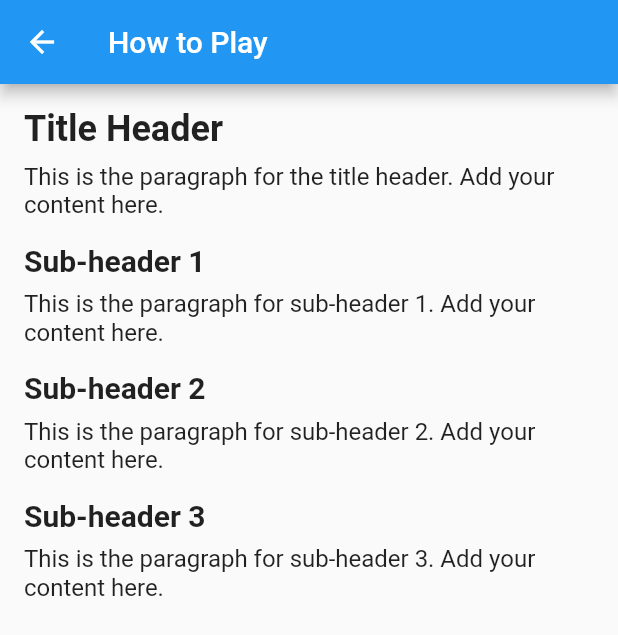
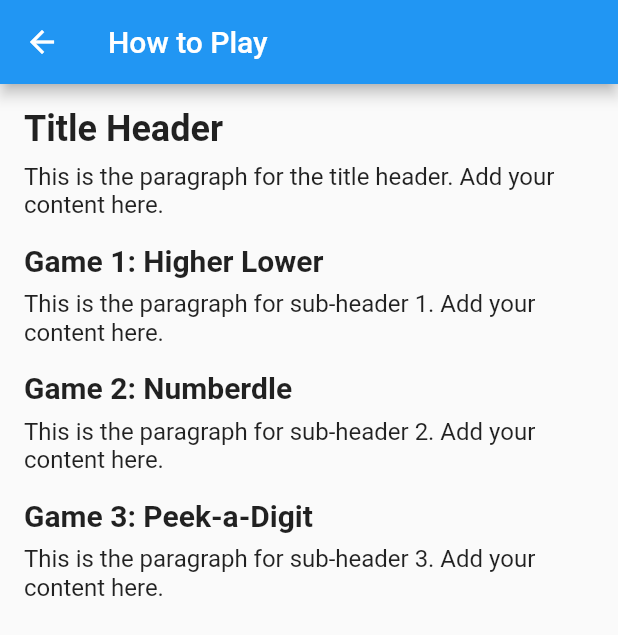
Before and after one commit to LenciCruz/NumeroWhiz, a Flutter app: the howToPlay screen opened directly, on a phone screen of 412 x 824 dp. Shown: the top 635 px of the screen. Run offline on Flutter 3.47's test engine with Material 2 defaults, Android fonts, the light colour scheme and no system bars.

Commit message:
game 3 tweaks

```diff
--- a/lib/screens/game3_screen.dart
+++ b/lib/screens/game3_screen.dart
@@ -10,11 +10,10 @@ class Game3Screen extends StatefulWidget {
 }
 
 class _GameScreenState extends State<Game3Screen> {
-  PaDGame _game = PaDGame();
+  final PaDGame _game = PaDGame();
   late String word;
   @override
   void initState() {
-    // TODO: implement initState
     super.initState();
     PaDGame.initGame();
   }
--- a/lib/screens/how_to_play.dart
+++ b/lib/screens/how_to_play.dart
@@ -34,7 +34,7 @@ class howToPlay extends StatelessWidget {
 
             // Sub-header 1
             Text(
-              'Sub-header 1',
+              'Game 1: Higher Lower',
               style: TextStyle(
                 fontSize: 20,
                 fontWeight: FontWeight.bold,
@@ -50,7 +50,7 @@ class howToPlay extends StatelessWidget {
 
             // Sub-header 2
             Text(
-              'Sub-header 2',
+              'Game 2: Numberdle',
               style: TextStyle(
                 fontSize: 20,
                 fontWeight: FontWeight.bold,
@@ -66,7 +66,7 @@ class howToPlay extends StatelessWidget {
 
             // Sub-header 3
             Text(
-              'Sub-header 3',
+              'Game 3: Peek-a-Digit',
               style: TextStyle(
                 fontSize: 20,
                 fontWeight: FontWeight.bold,
--- a/lib/utils/game3_provider.dart
+++ b/lib/utils/game3_provider.dart
@@ -1,6 +1,4 @@
 import 'dart:math';
-
-//import 'package:wordle_clone/widgets/game_board.dart';
 
 class PaDGame {
 
@@ -23,7 +21,7 @@ class PaDGame {
             (index) => Letter("", 0),
       ));
 
-  //Setting the Game Functon
+  //Setting the Game Function
   void passTry() {
     rowId++;
     letterId = 0;
```
Also changed, not shown: lib/widgets/game3_keyboard.dart (+60 -3 lines).
